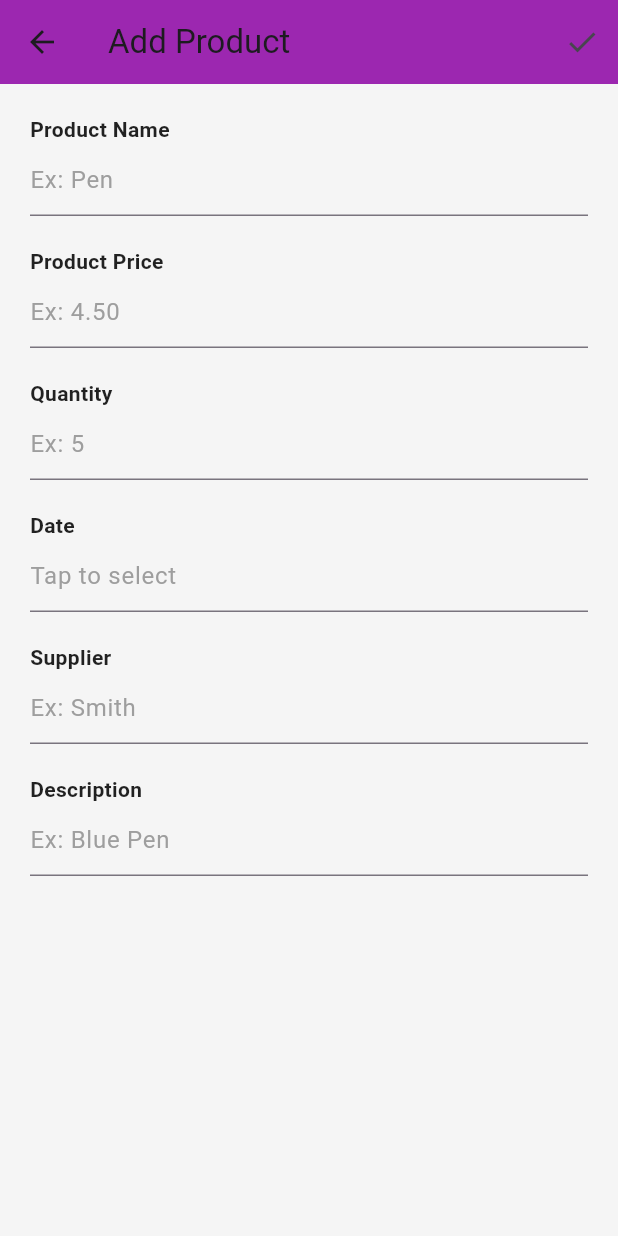
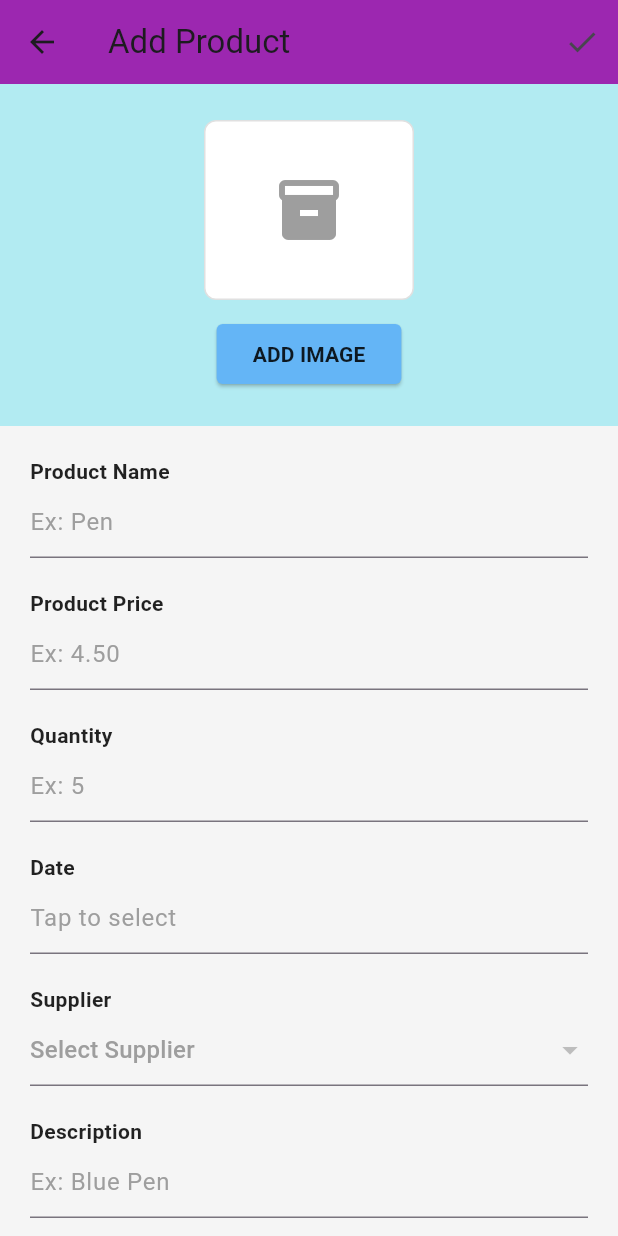
Before and after one commit to muhammadmuneebmanzoor/inventory_managment_system_app_dev_project, a Flutter app: the AddProductPage screen opened directly, on a phone screen of 412 x 824 dp. Run offline on Flutter 3.47's test engine with Material 3 defaults, Android fonts, the phone set to English and light mode, and no system bars; our stand-ins replace image_picker.

Commit message:
added image upload section in add product and supplier dropdown to select existed suppliers

```diff
--- a/lib/add_product_page.dart
+++ b/lib/add_product_page.dart
@@ -1,4 +1,6 @@
+import 'dart:io';
 import 'package:flutter/material.dart';
+import 'package:image_picker/image_picker.dart';
 
 class AddProductPage extends StatefulWidget {
   const AddProductPage({super.key});
@@ -14,8 +16,23 @@ class _AddProductPageState extends State<AddProductPage> {
   final TextEditingController _priceController = TextEditingController();
   final TextEditingController _quantityController = TextEditingController();
   final TextEditingController _dateController = TextEditingController();
-  final TextEditingController _supplierController = TextEditingController();
   final TextEditingController _descriptionController = TextEditingController();
+
+  File? _selectedImage;
+  final ImagePicker _picker = ImagePicker();
+
+  String? _selectedSupplier;
+  // Supplier list is now empty; it will be populated dynamically later.
+  final List<String> _suppliers = [];
+
+  Future<void> _pickImage() async {
+    final XFile? pickedFile = await _picker.pickImage(source: ImageSource.gallery);
+    if (pickedFile != null) {
+      setState(() {
+        _selectedImage = File(pickedFile.path);
+      });
+    }
+  }
 
   Future<void> _selectDate(BuildContext context) async {
     final DateTime? picked = await showDatePicker(
@@ -43,7 +60,6 @@ class _AddProductPageState extends State<AddProductPage> {
     _priceController.dispose();
     _quantityController.dispose();
     _dateController.dispose();
-    _supplierController.dispose();
     _descriptionController.dispose();
     super.dispose();
   }
@@ -64,6 +80,49 @@ class _AddProductPageState extends State<AddProductPage> {
       ),
       body: SafeArea(
         child: SingleChildScrollView(
+          child: Column(
+            children: [
+              Container(
+                width: double.infinity,
+                color: const Color(0xFFB2EBF2),
+                padding: const EdgeInsets.symmetric(vertical: 24.0),
+                child: Column(
+                  children: [
+                    Container(
+                      width: 140,
+                      height: 120,
+                      decoration: BoxDecoration(
+                        color: Colors.white,
+                        borderRadius: BorderRadius.circular(8),
+                        border: Border.all(color: Colors.grey.shade300),
+                      ),
+                      child: _selectedImage != null
+                          ? ClipRRect(
+                        borderRadius: BorderRadius.circular(8),
+                        child: Image.file(_selectedImage!, fit: BoxFit.cover),
+                      )
+                          : const Icon(Icons.inventory_2, size: 48, color: Colors.grey),
+                    ),
+                    const SizedBox(height: 12),
+                    ElevatedButton(
+                      style: ElevatedButton.styleFrom(
+                        backgroundColor: const Color(0xFF64B5F6),
+                        foregroundColor: Colors.black87,
+                        elevation: 1,
+                        shape: RoundedRectangleBorder(
+                          borderRadius: BorderRadius.circular(4),
+                        ),
+                      ),
+                      onPressed: _pickImage,
+                      child: const Text(
+                        'ADD IMAGE',
+                        style: TextStyle(fontWeight: FontWeight.bold),
+                      ),
+                    ),
+                  ],
+                ),
+              ),
+              Padding(
                 padding: const EdgeInsets.all(20.0),
                 child: Form(
                   key: _formKey,
@@ -142,13 +201,25 @@ class _AddProductPageState extends State<AddProductPage> {
                         'Supplier',
                         style: TextStyle(fontWeight: FontWeight.bold, color: Colors.black87),
                       ),
-                TextFormField(
-                  controller: _supplierController,
-                  decoration: const InputDecoration(
-                    hintText: 'Ex: Smith',
-                    hintStyle: TextStyle(color: Colors.grey),
-                  ),
-                  validator: (v) => v == null || v.trim().isEmpty ? 'Required' : null,
+                      DropdownButtonFormField<String>(
+                        value: _selectedSupplier,
+                        hint: const Text('Select Supplier', style: TextStyle(color: Colors.grey)),
+                        items: _suppliers.isEmpty
+                            ? null
+                            : _suppliers.map((String supplier) {
+                          return DropdownMenuItem<String>(
+                            value: supplier,
+                            child: Text(supplier),
+                          );
+                        }).toList(),
+                        onChanged: _suppliers.isEmpty
+                            ? null
+                            : (newValue) {
+                          setState(() {
+                            _selectedSupplier = newValue;
+                          });
+                        },
+                        validator: (v) => v == null || v.isEmpty ? 'Required' : null,
                       ),
                       const SizedBox(height: 20),
 
@@ -168,6 +239,9 @@ class _AddProductPageState extends State<AddProductPage> {
                   ),
                 ),
               ),
+            ],
+          ),
+        ),
       ),
     );
   }
```
Also changed, not shown: pubspec.yaml (+2 -69 lines), pubspec.lock, 5 other files. Lines whose indentation alone changed are shown as unchanged.
